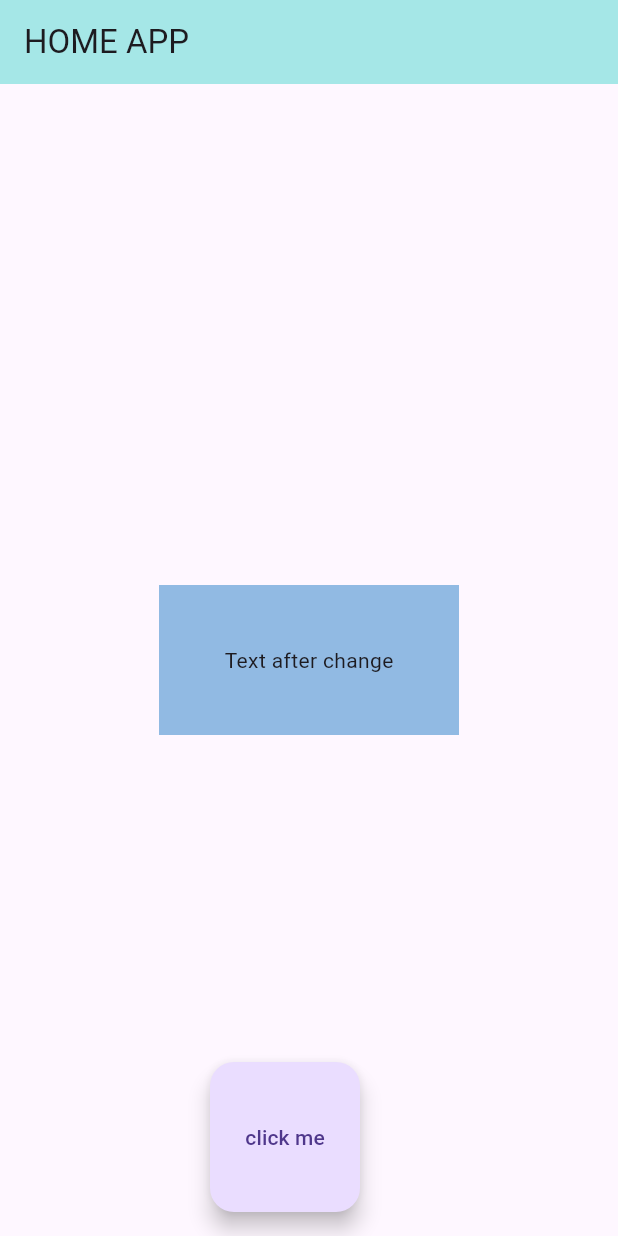
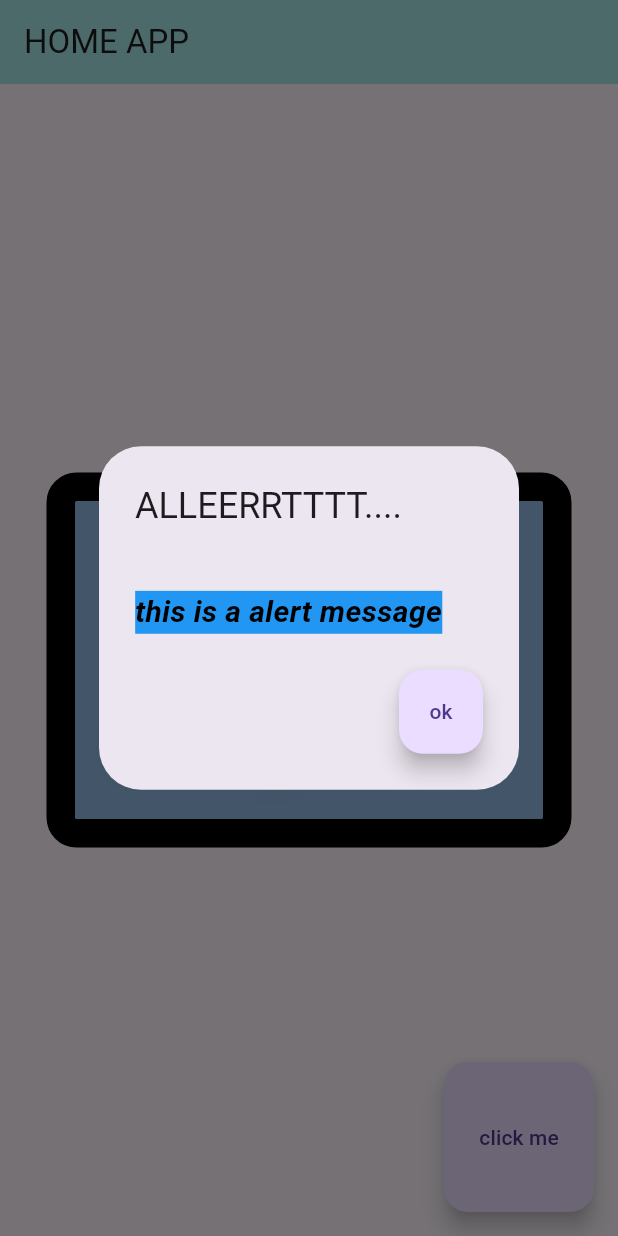
Before and after one commit to ADITYA-SM-01/FirstBasicApp, a Flutter app: the screen it shows after launch, after a tap on "click me", on a phone screen of 412 x 824 dp. Run offline on Flutter 3.47's test engine with Material 3 defaults, Android fonts, the phone set to English and light mode, and no system bars; Roboto replaces fonts that are missing (SF Pro Display).

Commit message:
updated with a modified style of text and a alert box is added from before app..

```diff
--- a/lib/main.dart
+++ b/lib/main.dart
@@ -1,29 +1,26 @@
 import 'package:flutter/material.dart';
 
-void main(){
+void main() {
   runApp(newapp());
 }
 
-class newapp extends StatelessWidget{
-
+class newapp extends StatelessWidget {
   @override
   Widget build(BuildContext context) {
-
     return MaterialApp(
       debugShowCheckedModeBanner: false,
-      home:  homeApp(title:"HOME"),
+      home: homeApp(title: "HOME"),
     );
   }
 }
 
-class homeApp extends StatefulWidget{
-  const homeApp({Key? key,required title}):super(key:key);
+class homeApp extends StatefulWidget {
+  const homeApp({Key? key, required title}) : super(key: key);
   @override
   _Mystate createState() => new _Mystate();
-
 }
 
-class _Mystate extends State<homeApp>{
+class _Mystate extends State<homeApp> {
   int v = 0;
   String text = "Text before change";
 
@@ -34,44 +31,109 @@ class _Mystate extends State<homeApp>{
         title: Text("HOME APP"),
         backgroundColor: Color.fromARGB(100, 28, 207, 195),
       ),
-      body: Center(
-        child: SizedBox(
-          height: 100,
-          width: 200,
-          child: Container(
-            decoration: BoxDecoration(color: Color.fromARGB(234, 135, 180, 225)),
-            child: Padding(
-              padding: EdgeInsets.all(23),
-              child: Center(child: Text(text)),
+      body: Align(
+        alignment: Alignment(0, 0),
+        child: Container(
+          alignment: Alignment(0, 0),
+          margin: EdgeInsets.all(3),
+          height: 250,
+          width: 350,
+
+          decoration: BoxDecoration(
+            borderRadius: BorderRadius.all(Radius.circular(20)),
+            border: Border.all(
+              color: Colors.black,
+              width: 19,
+              style: BorderStyle.solid,
+            ),
+            color: Color.fromARGB(234, 135, 180, 225),
+          ),
+          child: Padding(
+            padding: EdgeInsets.all(30),
+            child: Text(
+              text,
+              style: TextStyle(
+                fontSize: 44,
+                fontFamily: "SF Pro Display",
+                fontWeight: FontWeight.bold,
+                fontStyle: FontStyle.italic,
+                decorationThickness: 2,
+                foreground:
+                    Paint()
+                      ..style = PaintingStyle.stroke
+                      ..strokeWidth = 2
+                      ..color = Colors.blue[700]!,
+                shadows: [
+                  Shadow(
+                    color: Color.fromRGBO(0, 0, 0, 0.3),
+                    offset: Offset(0, 23.5),
+                    blurRadius: 24,
+                  ),
+                ],
+                decoration: TextDecoration.combine([
+                  TextDecoration.underline,
+                  TextDecoration.overline,
+                ]),
+                decorationStyle: TextDecorationStyle.dotted,
+              ),
             ),
           ),
         ),
       ),
-      floatingActionButton: Row(
-        children: <Widget>[SizedBox(
+      floatingActionButton: Align(
+        alignment: Alignment.bottomRight,
+        child: SizedBox(
           width: 100,
           height: 100,
           child: FloatingActionButton(
-            onPressed: changeMyText,
+            onPressed: showDialogBox,
             child: Text("click me"),
-            ),
-        )
-          ],
-          mainAxisAlignment: MainAxisAlignment.center,
-
+          ),
+        ),
       ),
-
     );
   }
-  void changeMyText(){
+
+  void changeMyText() {
     setState(() {
-      if(v == 0){
+      if (v == 0) {
         v = 1;
-      text = "Text after change";
-      }else{
+        text = "Text after change";
+      } else {
         v = 0;
         text = "Text before change";
       }
     });
   }
+
+  Future<void> showDialogBox() async {
+    return showDialog<void>(
+      context: context,
+      builder: (BuildContext c) {
+        return AlertDialog(
+          title: Text("ALLEERRTTTT...."),
+          titlePadding: EdgeInsets.all(24),
+          content: Text(
+            "this is a alert message",
+            style: TextStyle(
+              fontSize: 20,
+              backgroundColor: Colors.blue,
+              color: Colors.black,
+              fontWeight: FontWeight.bold,
+              fontStyle: FontStyle.italic,
+              fontFamily: "sans-serif",
+            ),
+          ),
+          actions: [
+            FloatingActionButton(
+              child: Text("ok"),
+              onPressed: () {
+                Navigator.of(c).pop();
+              },
+            ),
+          ],
+        );
+      },
+    );
+  }
 }
```
Also changed, not shown: 1 other file.
